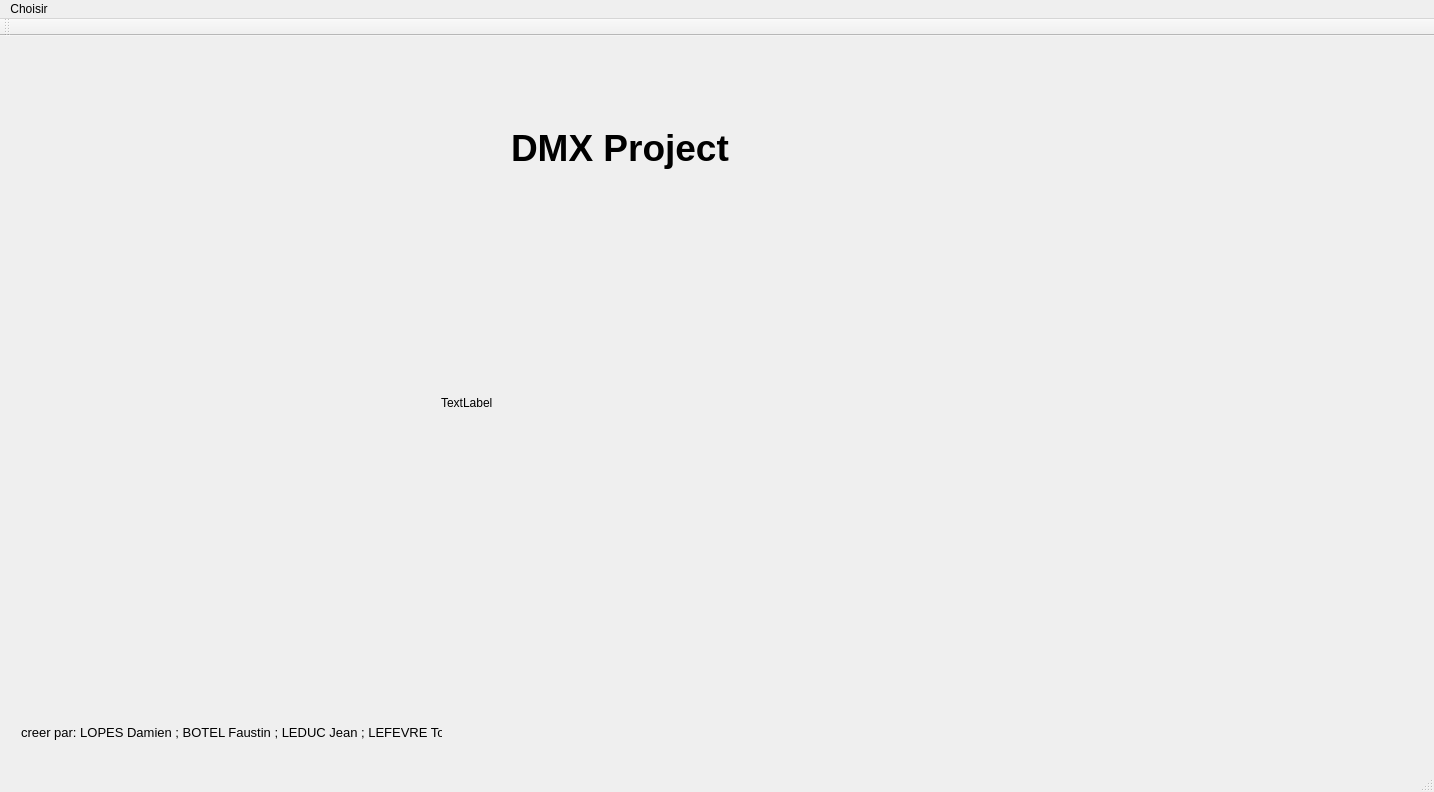
Above: IHMC++/DMXProject/DMXProject.ui from fbotel17/DMXProject before the change. Below: the same form after it.
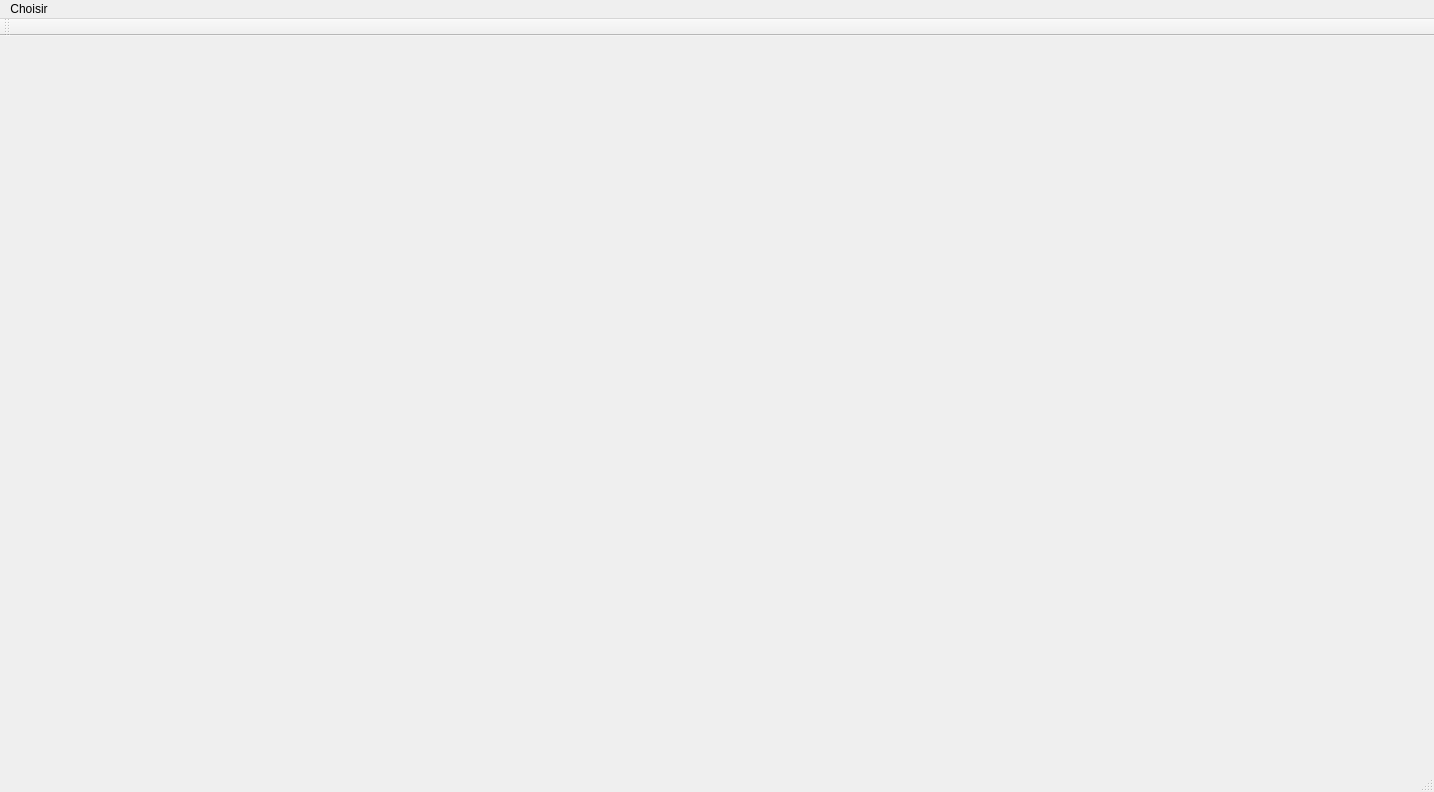
That is the form after the change. The open tabs and pages were chosen to show the change.

What changed in the file:
```diff
--- a/IHMC++/DMXProject/DMXProject.ui
+++ b/IHMC++/DMXProject/DMXProject.ui
@@ -591,6 +591,7 @@
         </layout>
        </widget>
       </widget>
+      <widget class="QWidget" name="page_10"/>
      </widget>
     </item>
    </layout>
```
Left out of the diff: 6 changed lines with no effect on the pictures.
